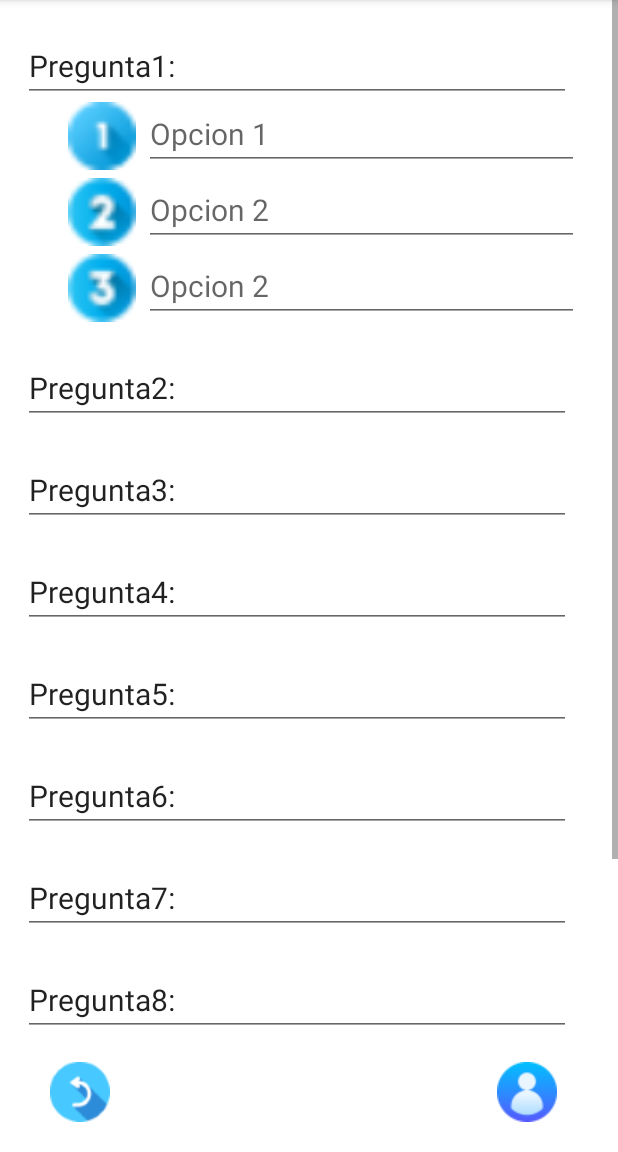
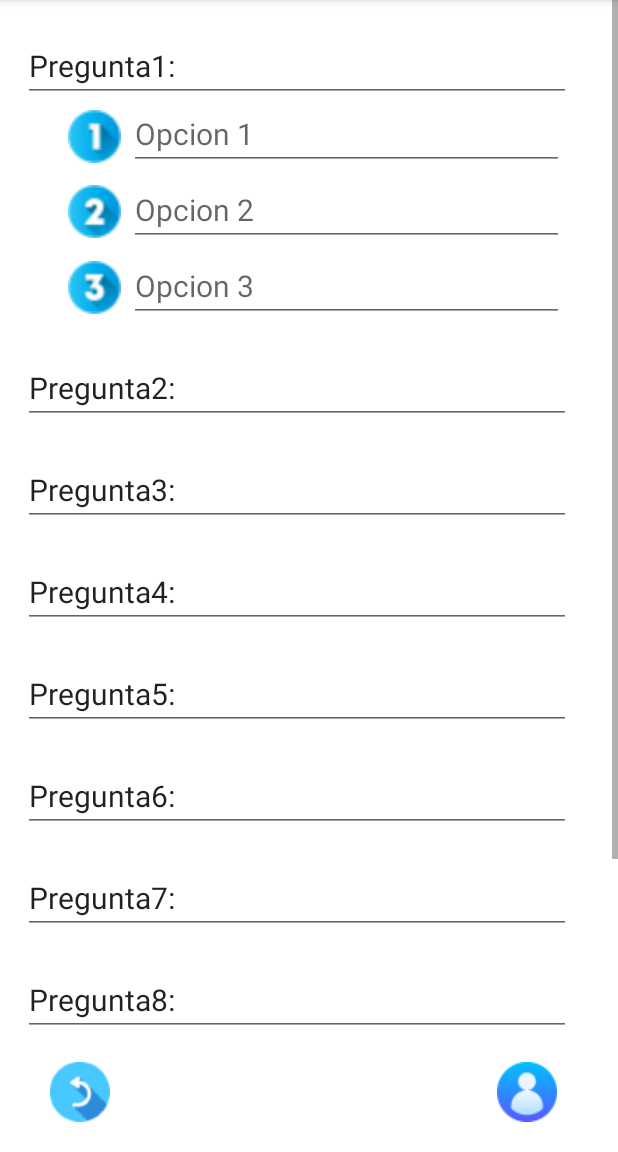
Before and after one commit to sergiorg03/TFG_GestionCursos, an Android app: the EditorCursos screen opened directly, with no data from a screen before it, on a phone screen of 412 x 824 dp, the part 84-1236 px from its top. Run offline under Robolectric (Android 15) with nearby library versions, the phone set to English and light mode, and no system bars; our stand-ins replace Volley; network calls fail; 3 statements that could not run were skipped.

Commit message:
added other images for the options

```diff
--- a/app/GestorDeCursos/app/src/main/res/layout/activity_editor_cursos.xml
+++ b/app/GestorDeCursos/app/src/main/res/layout/activity_editor_cursos.xml
@@ -42,8 +42,9 @@
                 android:orientation="horizontal">
                 <ImageView
                     android:id="@+id/imageView1"
-                    android:layout_width="45dp"
-                    android:layout_height="45dp"
+                    android:layout_width="35dp"
+                    android:layout_height="35dp"
+                    android:layout_marginTop="5dp"
                     android:layout_marginLeft="2dp"
                     android:layout_marginStart="45dp"
                     android:layout_marginEnd="5dp"
@@ -66,9 +67,9 @@
                 android:orientation="horizontal">
                 <ImageView
                     android:id="@+id/imageView2"
-                    android:layout_width="45dp"
-                    android:layout_height="45dp"
-                    android:layout_marginTop="5dp"
+                    android:layout_width="35dp"
+                    android:layout_height="35dp"
+                    android:layout_marginTop="10dp"
                     android:layout_marginLeft="2dp"
                     android:layout_marginStart="45dp"
                     android:layout_marginEnd="5dp"
@@ -92,9 +93,9 @@
                 android:orientation="horizontal">
                 <ImageView
                     android:id="@+id/imageView3"
-                    android:layout_width="45dp"
-                    android:layout_height="45dp"
-                    android:layout_marginTop="5dp"
+                    android:layout_width="35dp"
+                    android:layout_height="35dp"
+                    android:layout_marginTop="10dp"
                     android:layout_marginLeft="2dp"
                     android:layout_marginStart="45dp"
                     android:layout_marginEnd="5dp"
@@ -108,8 +109,15 @@
                     android:layout_marginTop="5dp"
                     android:focusableInTouchMode="false"
                     android:focusedByDefault="false"
-                    android:hint="Opcion 2 "
+                    android:hint="Opcion 3 "
                     android:textSize="20sp" />
+            </LinearLayout>
+
+            <LinearLayout
+                android:layout_width="match_parent"
+                android:layout_height="match_parent"
+                android:orientation="horizontal">
+
             </LinearLayout>
 
             <!-- Pregunta 2 -->
```
Also changed, not shown: app/GestorDeCursos/app/src/main/res/drawable/numero1.png, app/GestorDeCursos/app/src/main/res/drawable/numero2.png, app/GestorDeCursos/app/src/main/res/drawable/numero3.png.
